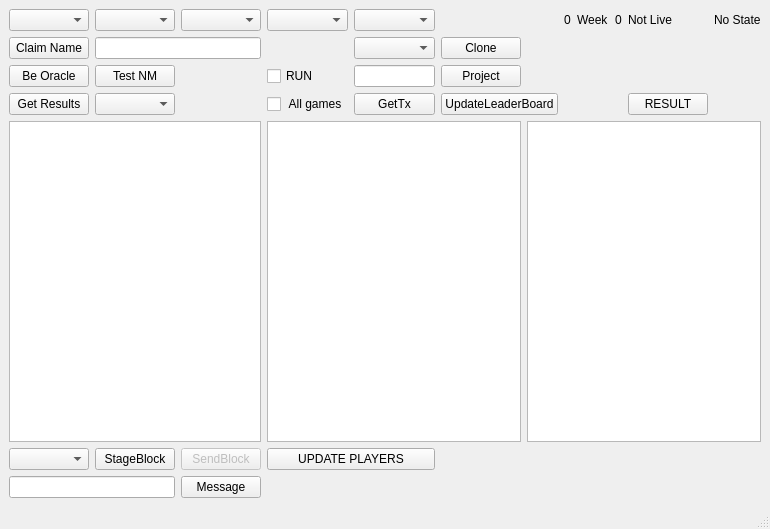
Above: cute-fantasy/testingwindow.ui from protoblock/protoblock before the change. Below: the same form after it.
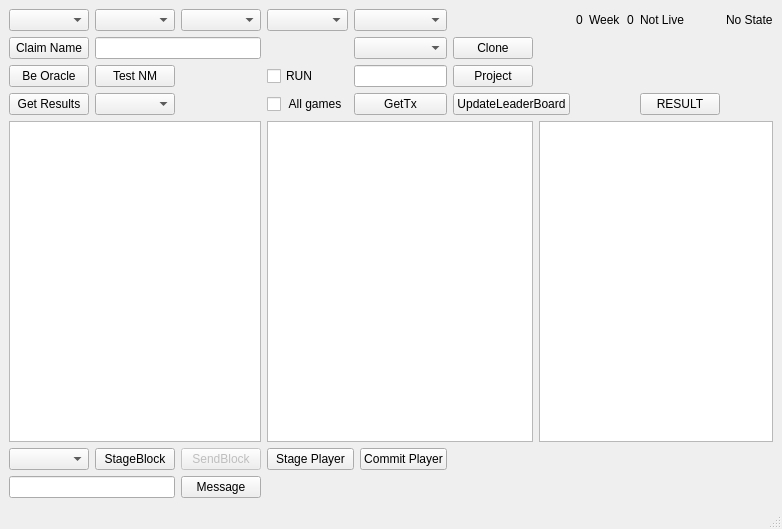
That is the form after the change.

```diff
--- a/cute-fantasy/testingwindow.ui
+++ b/cute-fantasy/testingwindow.ui
@@ -27,38 +27,38 @@
     <item row="0" column="3">
      <widget class="QComboBox" name="pos"/>
     </item>
-    <item row="0" column="4">
+    <item row="0" column="4" colspan="2">
      <widget class="QComboBox" name="player"/>
     </item>
-    <item row="0" column="7">
-     <widget class="QLabel" name="season">
-      <property name="text">
-       <string>0</string>
-      </property>
-     </widget>
-    </item>
     <item row="0" column="8">
+     <widget class="QLabel" name="season">
+      <property name="text">
+       <string>0</string>
+      </property>
+     </widget>
+    </item>
+    <item row="0" column="9">
      <widget class="QLabel" name="week_3">
       <property name="text">
        <string>Week</string>
       </property>
      </widget>
     </item>
-    <item row="0" column="9">
-     <widget class="QLabel" name="week">
-      <property name="text">
-       <string>0</string>
-      </property>
-     </widget>
-    </item>
     <item row="0" column="10">
+     <widget class="QLabel" name="week">
+      <property name="text">
+       <string>0</string>
+      </property>
+     </widget>
+    </item>
+    <item row="0" column="11">
      <widget class="QLabel" name="Live">
       <property name="text">
        <string>Not Live</string>
       </property>
      </widget>
     </item>
-    <item row="0" column="11">
+    <item row="0" column="12">
      <widget class="QLabel" name="globalstate">
       <property name="text">
        <string>No State</string>
@@ -75,10 +75,10 @@
     <item row="1" column="1" colspan="2">
      <widget class="QLineEdit" name="FantassyNameIn"/>
     </item>
-    <item row="1" column="4">
+    <item row="1" column="4" colspan="2">
      <widget class="QComboBox" name="fantasynames"/>
     </item>
-    <item row="1" column="5">
+    <item row="1" column="6">
      <widget class="QPushButton" name="Clone">
       <property name="text">
        <string>Clone</string>
@@ -106,10 +106,10 @@
       </property>
      </widget>
     </item>
-    <item row="2" column="4">
+    <item row="2" column="4" colspan="2">
      <widget class="QLineEdit" name="projection"/>
     </item>
-    <item row="2" column="5">
+    <item row="2" column="6">
      <widget class="QPushButton" name="projectit">
       <property name="text">
        <string>Project</string>
@@ -133,21 +133,21 @@
       </property>
      </widget>
     </item>
-    <item row="3" column="4">
+    <item row="3" column="4" colspan="2">
      <widget class="QPushButton" name="GetTx">
       <property name="text">
        <string>GetTx</string>
       </property>
      </widget>
     </item>
-    <item row="3" column="5" colspan="2">
+    <item row="3" column="6" colspan="2">
      <widget class="QPushButton" name="updatelb">
       <property name="text">
        <string>UpdateLeaderBoard</string>
       </property>
      </widget>
     </item>
-    <item row="3" column="10">
+    <item row="3" column="11">
      <widget class="QPushButton" name="result">
       <property name="text">
        <string>RESULT</string>
@@ -157,10 +157,10 @@
     <item row="4" column="0" colspan="3">
      <widget class="QListWidget" name="staging_data"/>
     </item>
-    <item row="4" column="3" colspan="3">
+    <item row="4" column="3" colspan="4">
      <widget class="QListWidget" name="staging_tx"/>
     </item>
-    <item row="4" column="6" colspan="6">
+    <item row="4" column="7" colspan="6">
      <widget class="QListWidget" name="awards"/>
     </item>
     <item row="5" column="0">
@@ -186,7 +186,14 @@
     <item row="5" column="3" colspan="2">
      <widget class="QPushButton" name="Update_PLayers">
       <property name="text">
-       <string>UPDATE PLAYERS</string>
+       <string>Stage Player</string>
+      </property>
+     </widget>
+    </item>
+    <item row="5" column="5">
+     <widget class="QPushButton" name="commit_player">
+      <property name="text">
+       <string>Commit Player</string>
       </property>
      </widget>
     </item>
```
Left out of the diff: 2 changed lines with no effect on the pictures.
